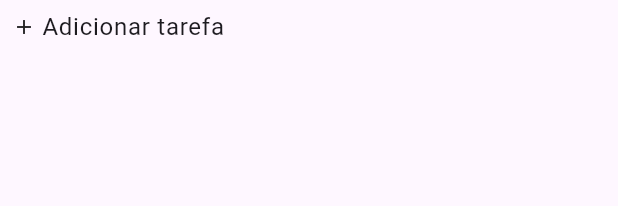
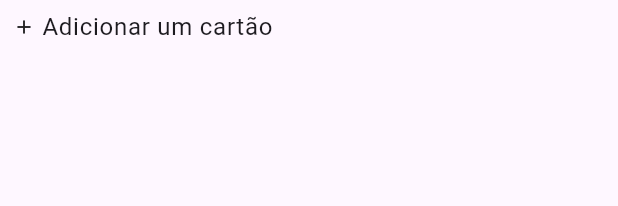
Before and after one commit to ozerikoz/teste_flutter_omni, a Flutter app: the AddCardButton widget shown alone on an empty page, opened directly, on a phone screen of 412 x 824 dp. Shown: the top 206 px of the screen. Run offline on Flutter 3.47's test engine with Material 3 defaults, Android fonts, the phone set to English and light mode, and no system bars; our stand-ins replace freezed_annotation, shared_preferences; accounts and stored records are empty.

Commit message:
refactor(AddCardButton): mudanca de icone e texto

```diff
--- a/lib/views/components/add_card_button.dart
+++ b/lib/views/components/add_card_button.dart
@@ -17,13 +17,13 @@ class AddCardButton extends StatelessWidget {
           child: Row(
             children: [
               Icon(
-                Icons.add,
+                Icons.add_rounded,
                 size: 16,
                 color: Theme.of(context).iconTheme.color,
               ),
               const SizedBox(width: 4),
               Text(
-                'Adicionar tarefa',
+                'Adicionar um cartão',
                 style: Theme.of(context).textTheme.bodyLarge,
               ),
             ],
```
